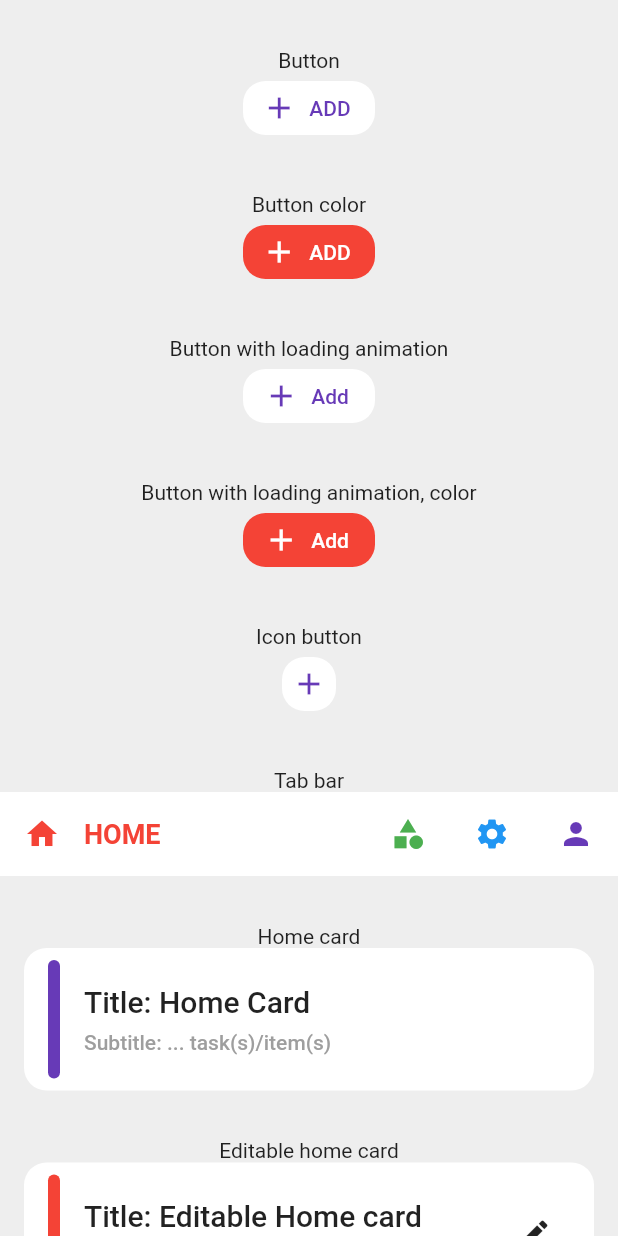
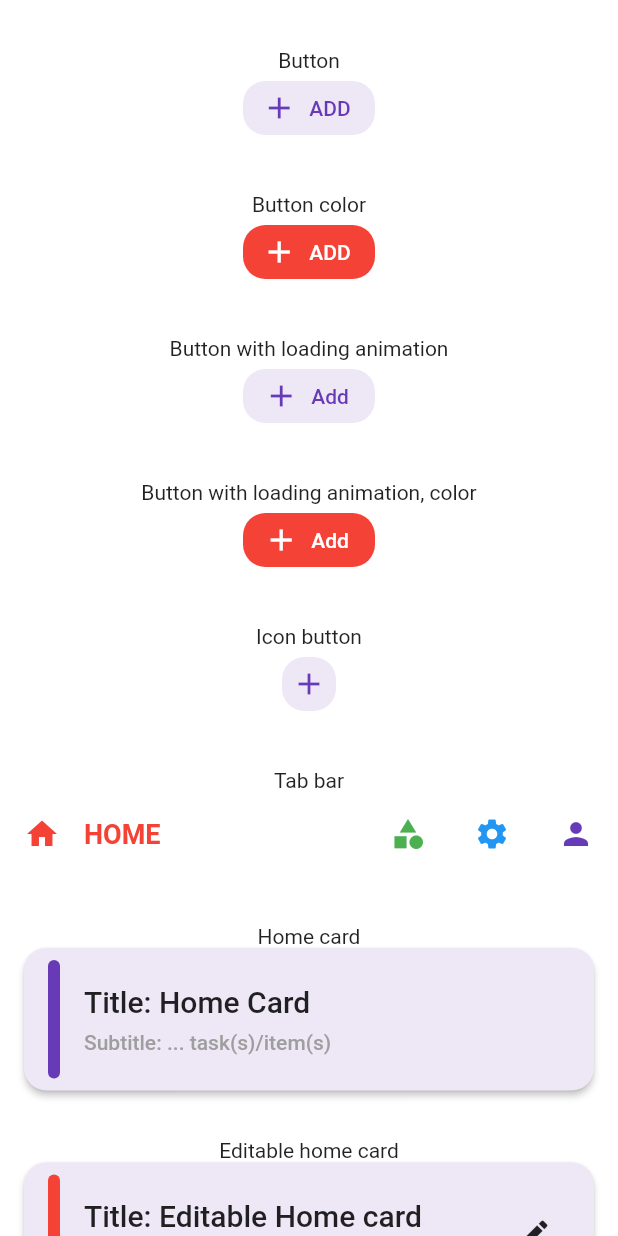
Before and after one commit to lDo28/wallet, a Flutter app: the DemoScreen screen opened directly, on a phone screen of 412 x 824 dp. Run offline on Flutter 3.47's test engine with Material 2 defaults, Android fonts, the phone set to English and light mode, and no system bars; our stand-ins replace get, get_storage; accounts and stored records are empty.

```diff
--- a/lib/constants/colors.dart
+++ b/lib/constants/colors.dart
@@ -2,7 +2,7 @@ import 'package:flutter/material.dart';
 
 class WColors {
   static const primaryColor = Colors.deepPurple;
-  static const backgroundColor = Colors.white;
+  static const backgroundColor = Color(0xFFEDE7F6);
   static const disableColor = Colors.black54;
   static const tagSelectedColor = Color(0xFF03A6F0);
   static const tagUnselectedColor = Color(0xFFE6F7FE);
--- a/lib/constants/constants.dart
+++ b/lib/constants/constants.dart
@@ -5,7 +5,7 @@ export 'dimens.dart';
 class Constants {
   static const appName = 'Wallet';
 
-  static const duration = const Duration(milliseconds: 500);
+  static const duration = const Duration(milliseconds: 300);
 }
 
 class StorageConst {
--- a/lib/ui/app.dart
+++ b/lib/ui/app.dart
@@ -38,7 +38,7 @@ class _WAppState extends State<WApp> {
         brightness: Brightness.light,
         visualDensity: VisualDensity.adaptivePlatformDensity,
         primarySwatch: Colors.deepPurple,
-        scaffoldBackgroundColor: Colors.grey[200],
+        scaffoldBackgroundColor: Colors.white,
       ),
       darkTheme: ThemeData(
         brightness: Brightness.dark,
--- a/lib/ui/screens/home/w_home_card.dart
+++ b/lib/ui/screens/home/w_home_card.dart
@@ -22,7 +22,6 @@ class WHomeCard extends StatelessWidget {
     return ButtonTheme(
       padding: EdgeInsets.zero,
       child: RaisedButton(
-        elevation: 0,
         onPressed: onCardPress,
         shape: RoundedRectangleBorder(borderRadius: Dimens.borderRadius),
         color: WColors.backgroundColor,
--- a/lib/ui/widgets/controllers/w_tab_bar_controller.dart
+++ b/lib/ui/widgets/controllers/w_tab_bar_controller.dart
@@ -4,6 +4,7 @@ class WTabBarController extends GetxController{
   var selectIndex = 0.obs;
 
   updateIndex(int index){
+    if(selectIndex.value == index) return;
     selectIndex.value = index;
   }
 }
--- a/lib/ui/widgets/w_tab_bar.dart
+++ b/lib/ui/widgets/w_tab_bar.dart
@@ -14,7 +14,7 @@ class WTabBar extends StatelessWidget with PreferredSizeWidget {
 
   WTabBar({
     Key key,
-    this.backgroundColor = WColors.backgroundColor,
+    this.backgroundColor = Colors.white,
     @required this.items,
     this.onSelectChanged,
     this.paddingTop = 0,
```
Also changed, not shown: lib/ui/screens/home/home_screen.dart (+5 -2 lines), lib/ui/screens/main/main_screen.dart (+8 -6 lines).
